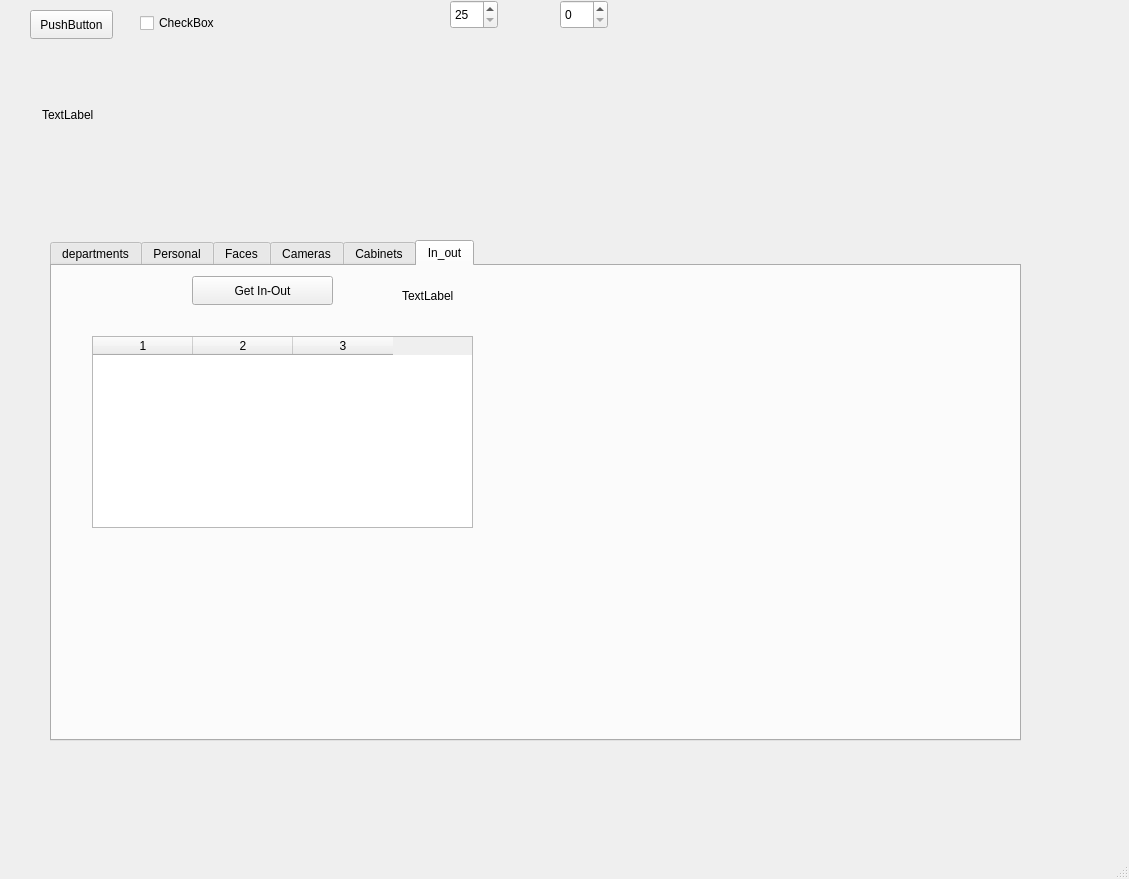
First picture: the form in qt_diplom/mainwindow.ui, repository vertil/qt_diplom, before the edit.
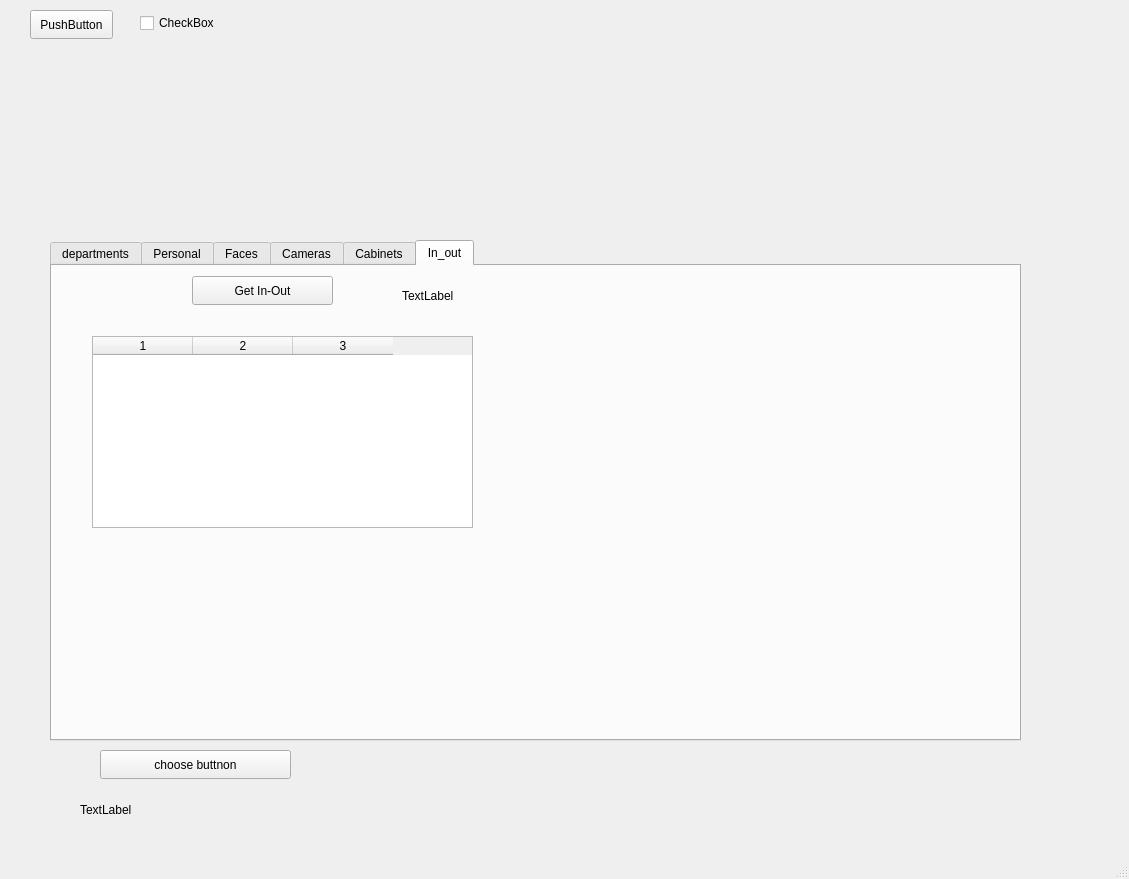
Second picture: the form after the edit.

The edit to the form file:
```diff
--- a/qt_diplom/mainwindow.ui
+++ b/qt_diplom/mainwindow.ui
@@ -384,18 +384,12 @@
    <widget class="QLabel" name="label">
     <property name="geometry">
      <rect>
-      <x>42</x>
-      <y>59</y>
-      <width>331</width>
-      <height>111</height>
+      <x>80</x>
+      <y>800</y>
+      <width>411</width>
+      <height>20</height>
      </rect>
     </property>
-    <property name="sizePolicy">
-     <sizepolicy hsizetype="Ignored" vsizetype="Ignored">
-      <horstretch>0</horstretch>
-      <verstretch>0</verstretch>
-     </sizepolicy>
-    </property>
     <property name="text">
      <string>TextLabel</string>
     </property>
@@ -403,33 +397,17 @@
      <bool>true</bool>
     </property>
    </widget>
-   <widget class="QSpinBox" name="spinBox">
+   <widget class="QPushButton" name="choose_button">
     <property name="geometry">
      <rect>
-      <x>450</x>
-      <y>0</y>
-      <width>48</width>
+      <x>100</x>
+      <y>750</y>
+      <width>191</width>
       <height>29</height>
      </rect>
     </property>
-    <property name="minimum">
-     <number>25</number>
-    </property>
-    <property name="maximum">
-     <number>51</number>
-    </property>
-   </widget>
-   <widget class="QSpinBox" name="spinBox_2">
-    <property name="geometry">
-     <rect>
-      <x>560</x>
-      <y>0</y>
-      <width>48</width>
-      <height>29</height>
-     </rect>
-    </property>
-    <property name="maximum">
-     <number>1</number>
+    <property name="text">
+     <string>choose buttnon</string>
     </property>
    </widget>
   </widget>
```
Left out of the diff: 4 changed lines with no effect on the pictures.
